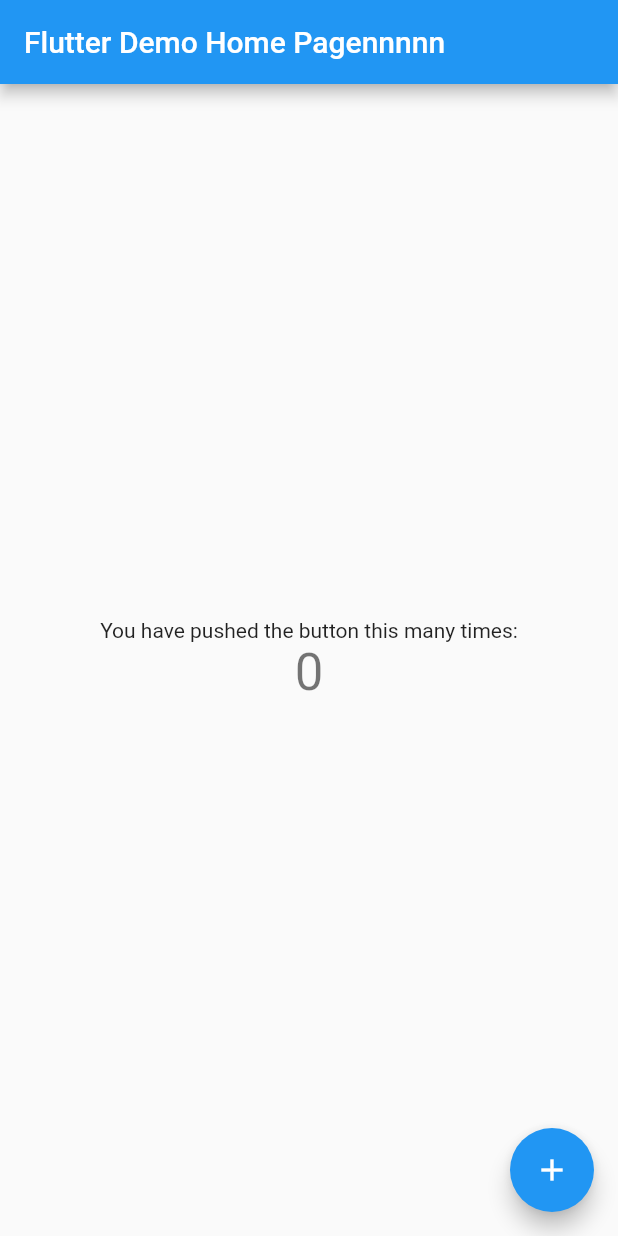
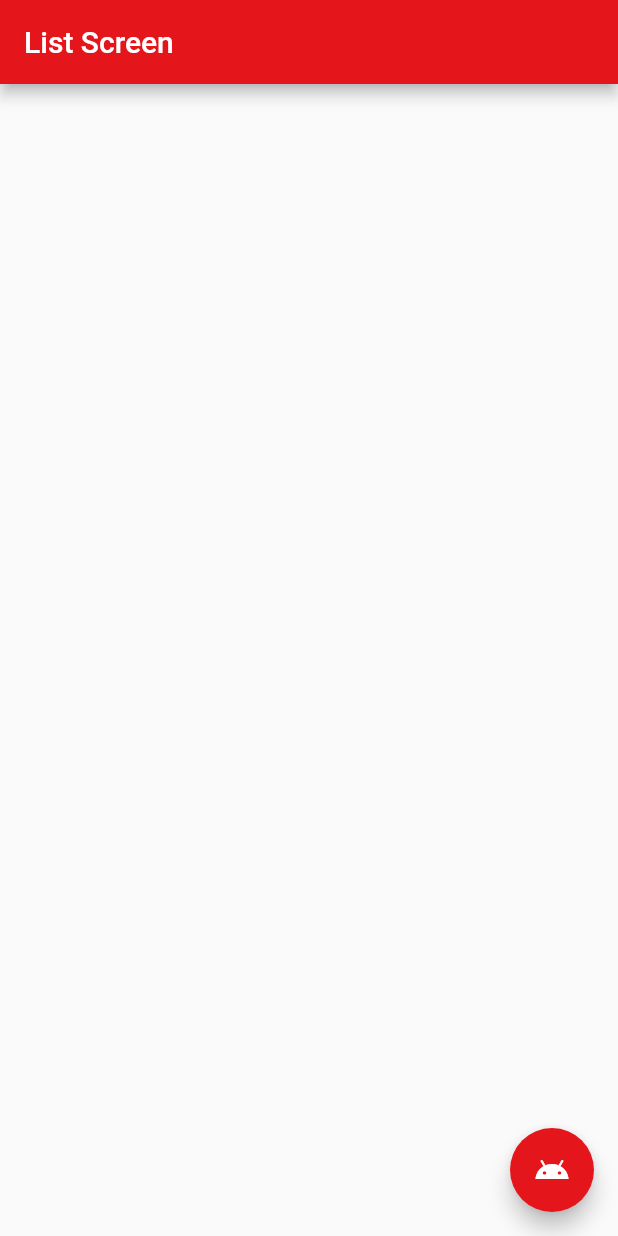
Before and after one commit to GabrielRubio/flutter-lab, a Flutter app: the screen it shows after launch, on a phone screen of 412 x 824 dp. Run offline on Flutter 3.47's test engine with Material 2 defaults, Android fonts, the phone set to English and light mode, and no system bars.

Commit message:
POC - flutter

```diff
--- a/lib/main.dart
+++ b/lib/main.dart
@@ -1,111 +1,21 @@
 import 'package:flutter/material.dart';
+import 'package:flutter_lab/screens/ListScreen.dart';
 
-void main() => runApp(MyApp());
+void main() => runApp(FlutterLabApp());
 
-class MyApp extends StatelessWidget {
-  // This widget is the root of your application.
+class FlutterLabApp extends StatelessWidget {
   @override
   Widget build(BuildContext context) {
     return MaterialApp(
-      title: 'Flutter Demo',
       theme: ThemeData(
-        // This is the theme of your application.
-        //
-        // Try running your application with "flutter run". You'll see the
-        // application has a blue toolbar. Then, without quitting the app, try
-        // changing the primarySwatch below to Colors.green and then invoke
-        // "hot reload" (press "r" in the console where you ran "flutter run",
-        // or simply save your changes to "hot reload" in a Flutter IDE).
-        // Notice that the counter didn't reset back to zero; the application
-        // is not restarted.
-        primarySwatch: Colors.blue,
+        primaryColor: Color(0xffe4161c),
+        accentColor: Color(0xffe4161c),
+        buttonTheme: ButtonThemeData(
+          buttonColor: Color(0xffe4161c),
+          textTheme: ButtonTextTheme.primary
+        ),
       ),
-      home: MyHomePage(title: 'Flutter Demo Home Pagennnnn'),
+      home: ListScreen(),
     );
   }
 }
-
-class MyHomePage extends StatefulWidget {
-  MyHomePage({Key key, this.title}) : super(key: key);
-
-  // This widget is the home page of your application. It is stateful, meaning
-  // that it has a State object (defined below) that contains fields that affect
-  // how it looks.
-
-  // This class is the configuration for the state. It holds the values (in this
-  // case the title) provided by the parent (in this case the App widget) and
-  // used by the build method of the State. Fields in a Widget subclass are
-  // always marked "final".
-
-  final String title;
-
-  @override
-  _MyHomePageState createState() => _MyHomePageState();
-}
-
-class _MyHomePageState extends State<MyHomePage> {
-  int _counter = 0;
-
-  void _incrementCounter() {
-    setState(() {
-      // This call to setState tells the Flutter framework that something has
-      // changed in this State, which causes it to rerun the build method below
-      // so that the display can reflect the updated values. If we changed
-      // _counter without calling setState(), then the build method would not be
-      // called again, and so nothing would appear to happen.
-      _counter++;
-    });
-  }
-
-  @override
-  Widget build(BuildContext context) {
-    // This method is rerun every time setState is called, for instance as done
-    // by the _incrementCounter method above.
-    //
-    // The Flutter framework has been optimized to make rerunning build methods
-    // fast, so that you can just rebuild anything that needs updating rather
-    // than having to individually change instances of widgets.
-    return Scaffold(
-      appBar: AppBar(
-        // Here we take the value from the MyHomePage object that was created by
-        // the App.build method, and use it to set our appbar title.
-        title: Text(widget.title),
-      ),
-      body: Center(
-        // Center is a layout widget. It takes a single child and positions it
-        // in the middle of the parent.
-        child: Column(
-          // Column is also a layout widget. It takes a list of children and
-          // arranges them vertically. By default, it sizes itself to fit its
-          // children horizontally, and tries to be as tall as its parent.
-          //
-          // Invoke "debug painting" (press "p" in the console, choose the
-          // "Toggle Debug Paint" action from the Flutter Inspector in Android
-          // Studio, or the "Toggle Debug Paint" command in Visual Studio Code)
-          // to see the wireframe for each widget.
-          //
-          // Column has various properties to control how it sizes itself and
-          // how it positions its children. Here we use mainAxisAlignment to
-          // center the children vertically; the main axis here is the vertical
-          // axis because Columns are vertical (the cross axis would be
-          // horizontal).
-          mainAxisAlignment: MainAxisAlignment.center,
-          children: <Widget>[
-            Text(
-              'You have pushed the button this many times:',
-            ),
-            Text(
-              '$_counter',
-              style: Theme.of(context).textTheme.display1,
-            ),
-          ],
-        ),
-      ),
-      floatingActionButton: FloatingActionButton(
-        onPressed: _incrementCounter,
-        tooltip: 'Increment',
-        child: Icon(Icons.add),
-      ), // This trailing comma makes auto-formatting nicer for build methods.
-    );
-  }
-}
--- /dev/null
+++ b/lib/models/TypeItem.dart
@@ -0,0 +1,11 @@
+class TypeItem {
+  final String itemName;
+  final double subtitleDouble;
+
+  TypeItem(this.itemName, this.subtitleDouble);
+
+  @override
+  String toString() {
+    return 'TypeItem{itemName: $itemName, subtitleDouble: $subtitleDouble}';
+  }
+}
--- /dev/null
+++ b/lib/screens/ListScreen.dart
@@ -0,0 +1,53 @@
+
+import 'package:flutter/material.dart';
+import 'package:flutter_lab/components/ItemList.dart';
+import 'package:flutter_lab/models/TypeItem.dart';
+import 'package:flutter_lab/screens/InputScreen.dart';
+
+class ListScreen extends StatefulWidget {
+  @override
+  State<StatefulWidget> createState() {
+    // TODO: implement createState
+    return ListScreenState();
+  }
+}
+
+class ListScreenState extends State<ListScreen> {
+  final List<TypeItem> _listItems = List();
+
+  @override
+  Widget build(BuildContext context) {
+    return Container(
+      child: Scaffold(
+        appBar: AppBar(
+          title: Text('List Screen'),
+        ),
+        floatingActionButton: FloatingActionButton(
+          child: Icon(Icons.android),
+          onPressed: () {
+            final Future<TypeItem> future =
+            Navigator.push(context, MaterialPageRoute(builder: (context) {
+              return InputScreen();
+            }));
+            future.then((item) {
+              Future.delayed(Duration(seconds: 1), () {
+                debugPrint('$item');
+                if (item != null) {
+                  setState(() {
+                    _listItems.add(item);
+                  });
+                }
+              });
+            });
+          },
+        ),
+        body: ListView.builder(
+          itemCount: _listItems.length,
+          itemBuilder: (context, index) {
+            return ItemList(_listItems[index]);
+          },
+        ),
+      ),
+    );
+  }
+}
```
Also changed, not shown: lib/components/CustomInput.dart (added, +27 -0 lines), lib/components/ItemList.dart (added, +19 -0 lines), lib/screens/InputScreen.dart (added, +61 -0 lines), 1 other file.
